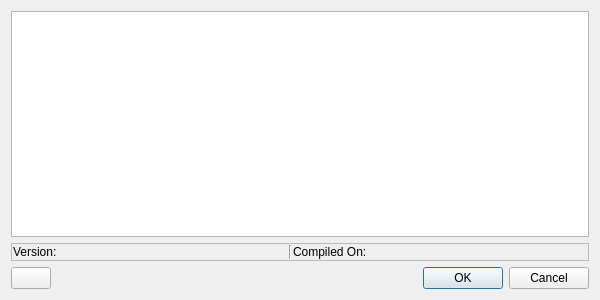
Above: ui/dialog.ui from fpoussin/QStlink2 before the change. Below: the same form after it.
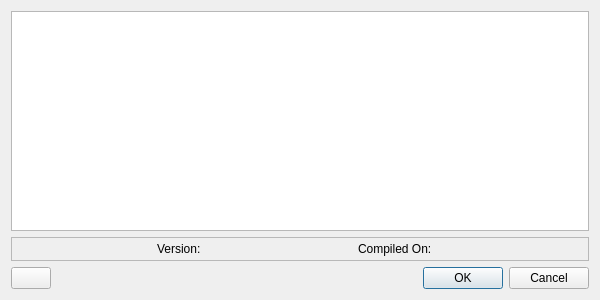
That is the form after the change. Icons and pictures are not drawn.

```diff
--- a/ui/dialog.ui
+++ b/ui/dialog.ui
@@ -73,6 +73,19 @@
       <property name="bottomMargin">
        <number>1</number>
       </property>
+      <item>
+       <spacer name="horizontalSpacer_5">
+        <property name="orientation">
+         <enum>Qt::Horizontal</enum>
+        </property>
+        <property name="sizeHint" stdset="0">
+         <size>
+          <width>40</width>
+          <height>20</height>
+         </size>
+        </property>
+       </spacer>
+      </item>
       <item>
        <widget class="QLabel" name="lt_version">
         <property name="enabled">
@@ -103,11 +116,17 @@
        </widget>
       </item>
       <item>
-       <widget class="Line" name="line">
+       <spacer name="horizontalSpacer_2">
         <property name="orientation">
-         <enum>Qt::Vertical</enum>
+         <enum>Qt::Horizontal</enum>
         </property>
-       </widget>
+        <property name="sizeHint" stdset="0">
+         <size>
+          <width>40</width>
+          <height>20</height>
+         </size>
+        </property>
+       </spacer>
       </item>
       <item>
        <widget class="QLabel" name="lt_cmpdate">
@@ -129,6 +148,19 @@
         </property>
        </widget>
       </item>
+      <item>
+       <spacer name="horizontalSpacer_4">
+        <property name="orientation">
+         <enum>Qt::Horizontal</enum>
+        </property>
+        <property name="sizeHint" stdset="0">
+         <size>
+          <width>40</width>
+          <height>20</height>
+         </size>
+        </property>
+       </spacer>
+      </item>
      </layout>
     </widget>
    </item>
```
